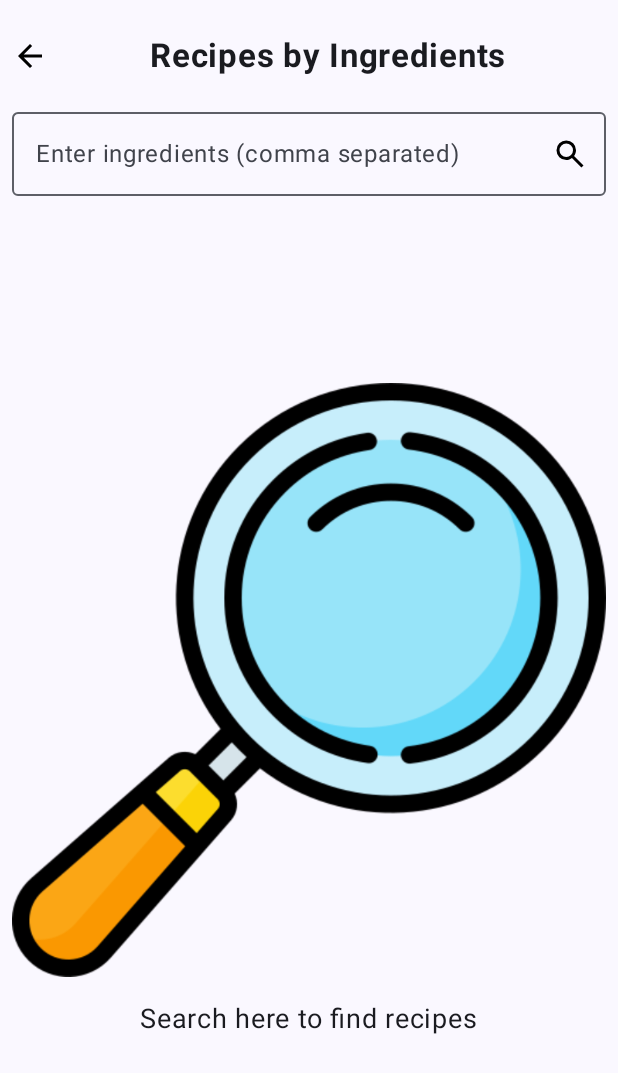
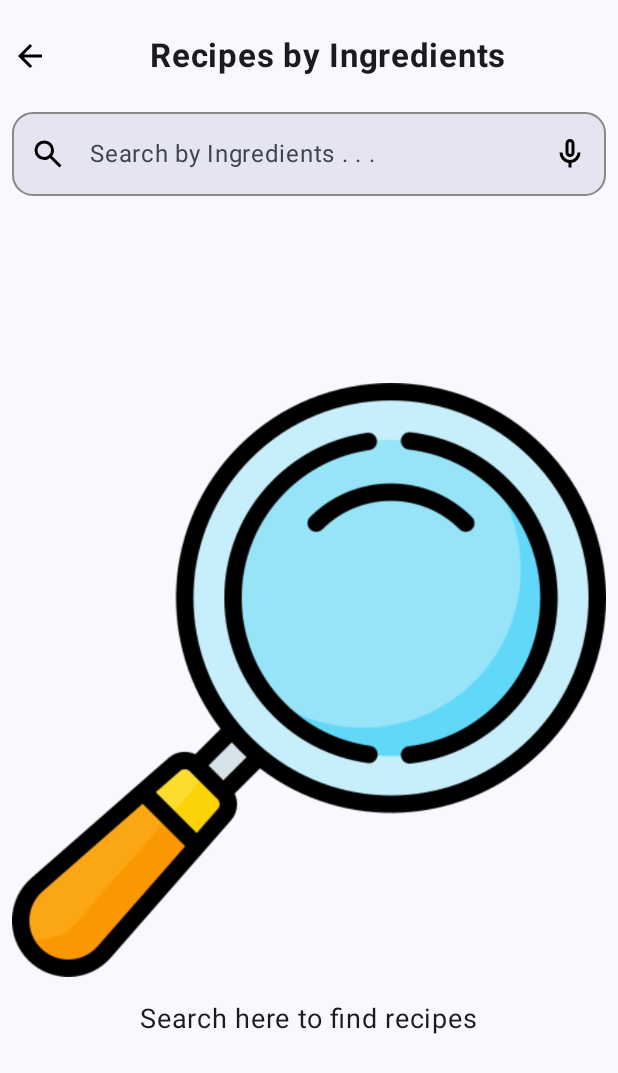
Before and after one commit to Satyam50Singh/Smart-Meal-Planner, an Android app built with Jetpack Compose: the SearchByIngredientScreen screen opened through its navigation route, on a phone screen of 412 x 824 dp. Shown: the top 1073 px of the screen. Run offline under Robolectric (Android 15) with nearby library versions, the phone set to English and light mode, and no system bars; our stand-ins replace Dagger/Hilt's generated code, Room's generated code, accompanist; network calls fail; pictures from the network do not load.

Commit message:
Some UI Improvements.

```diff
--- a/app/src/main/java/com/satya/smartmealplanner/presentation/navigation/AppNavGraph.kt
+++ b/app/src/main/java/com/satya/smartmealplanner/presentation/navigation/AppNavGraph.kt
@@ -8,8 +8,8 @@ import androidx.navigation.NavHostController
 import androidx.navigation.compose.NavHost
 import androidx.navigation.compose.composable
 import com.satya.smartmealplanner.ui.home.DashboardScreen
-import com.satya.smartmealplanner.ui.findByIngredients.FindByIngredientScreen
-import com.satya.smartmealplanner.ui.findByIngredients.RecipeDetailScreen
+import com.satya.smartmealplanner.ui.findByIngredients.SearchByIngredientScreen
+import com.satya.smartmealplanner.ui.recipeDetailsById.RecipeDetailScreen
 import com.satya.smartmealplanner.ui.searchByCuisine.SearchByCuisineScreen
 import com.satya.smartmealplanner.ui.searchByNutrients.SearchByNutrientsScreen
 
@@ -29,7 +29,7 @@ fun AppNavGraph(
         }
 
         composable(Screen.FindByIngredient.route) {
-            FindByIngredientScreen(navController)
+            SearchByIngredientScreen(navController)
         }
 
         composable(Screen.RecipeDetailById.route) { backStackEntry ->
--- a/app/src/main/java/com/satya/smartmealplanner/ui/findByIngredients/FindByIngredientScreen.kt
+++ b/app/src/main/java/com/satya/smartmealplanner/ui/findByIngredients/SearchByIngredientScreen.kt
@@ -1,6 +1,5 @@
 package com.satya.smartmealplanner.ui.findByIngredients
 
-import android.widget.Toast
 import androidx.compose.foundation.Image
 import androidx.compose.foundation.clickable
 import androidx.compose.foundation.layout.Box
@@ -14,7 +13,10 @@ import androidx.compose.foundation.layout.padding
 import androidx.compose.foundation.lazy.staggeredgrid.LazyVerticalStaggeredGrid
 import androidx.compose.foundation.lazy.staggeredgrid.StaggeredGridCells
 import androidx.compose.foundation.lazy.staggeredgrid.items
+import androidx.compose.foundation.shape.RoundedCornerShape
+import androidx.compose.material3.MaterialTheme
 import androidx.compose.material3.OutlinedTextField
+import androidx.compose.material3.OutlinedTextFieldDefaults
 import androidx.compose.material3.Text
 import androidx.compose.runtime.Composable
 import androidx.compose.runtime.getValue
@@ -23,7 +25,10 @@ import androidx.compose.runtime.remember
 import androidx.compose.runtime.setValue
 import androidx.compose.ui.Alignment
 import androidx.compose.ui.Modifier
+import androidx.compose.ui.graphics.Color
+import androidx.compose.ui.input.pointer.pointerInput
 import androidx.compose.ui.platform.LocalContext
+import androidx.compose.ui.platform.LocalFocusManager
 import androidx.compose.ui.res.painterResource
 import androidx.compose.ui.text.font.FontWeight
 import androidx.compose.ui.text.style.TextAlign
@@ -33,12 +38,13 @@ import androidx.hilt.navigation.compose.hiltViewModel
 import androidx.navigation.NavController
 import com.satya.smartmealplanner.R
 import com.satya.smartmealplanner.presentation.search.RecipeViewModel
-import com.satya.smartmealplanner.ui.findByIngredients.components.RecipeCard
+import com.satya.smartmealplanner.ui.recipeDetailsById.components.RecipeCard
 import com.satya.smartmealplanner.ui.utils.CircularLoader
 import com.satya.smartmealplanner.ui.utils.ErrorContainer
+import com.satya.smartmealplanner.utils.UIHelpers
 
 @Composable
-fun FindByIngredientScreen(
+fun SearchByIngredientScreen(
     navController: NavController,
     viewModel: RecipeViewModel = hiltViewModel()
 ) {
@@ -48,7 +54,13 @@ fun FindByIngredientScreen(
 
     val context = LocalContext.current
 
-    Column(modifier = Modifier.padding(8.dp)) {
+    val focusManager = LocalFocusManager.current
+
+    Column(modifier = Modifier
+        .padding(8.dp)
+        .pointerInput(Unit) {
+            focusManager.clearFocus()
+        }) {
 
         Row(
             verticalAlignment = Alignment.CenterVertically
@@ -78,26 +90,45 @@ fun FindByIngredientScreen(
                 input = it
                 if (it.isEmpty()) {
                     viewModel.clearRecipes()
+                } else if (it.length >= 3) {
+                    viewModel.findByIngredients(it)
                 }
             },
-            label = { Text("Enter ingredients (comma separated)") },
-            trailingIcon = {
+            shape = RoundedCornerShape(14.dp),
+            colors = OutlinedTextFieldDefaults.colors(
+                focusedBorderColor = MaterialTheme.colorScheme.primary,
+                unfocusedBorderColor = Color.Gray,
+                cursorColor = MaterialTheme.colorScheme.primary,
+                focusedLabelColor = MaterialTheme.colorScheme.primary,
+                focusedContainerColor = MaterialTheme.colorScheme.primary.copy(alpha = 0.1f),  // replaces containerColor
+                unfocusedContainerColor = MaterialTheme.colorScheme.primary.copy(alpha = 0.1f)
+            ),
+            label = { Text("Search by Ingredients . . .") },
+            leadingIcon = {
                 Image(
                     painter = painterResource(R.drawable.outline_search),
-                    contentDescription = null,
-                    modifier = Modifier.clickable(
-                        onClick = {
-                            if (input.isNotEmpty()) {
-                                viewModel.findByIngredients(input)
-                            } else {
-                                Toast.makeText(
-                                    context,
-                                    "Please enter ingredients",
-                                    Toast.LENGTH_SHORT
-                                ).show()
-                            }
+                    contentDescription = null
+                )
+            },
+            trailingIcon = {
+                if (input.isNotEmpty()) {
+                    Image(
+                        painter = painterResource(R.drawable.outline_close),
+                        contentDescription = null,
+                        modifier = Modifier.clickable {
+                            input = ""
+                            viewModel.clearRecipes()
                         }
-                    ))
+                    )
+                } else {
+                    Image(
+                        painter = painterResource(R.drawable.outline_mic),
+                        contentDescription = null,
+                        modifier = Modifier.clickable {
+                            UIHelpers.customToast(context, "Coming Soon")
+                        }
+                    )
+                }
             }
         )
 
@@ -136,10 +167,8 @@ fun FindByIngredientScreen(
                 LazyVerticalStaggeredGrid(
                     columns = StaggeredGridCells.Fixed(2),
                     content = {
-                        uiState.isSuccess?.let { recipes ->
-                            items(recipes) { recipe ->
-                                RecipeCard(recipe, navController)
-                            }
+                        items(uiState.isSuccess) { recipe ->
+                            RecipeCard(recipe, navController)
                         }
                     }
                 )
--- a/app/src/main/java/com/satya/smartmealplanner/ui/home/DashboardScreen.kt
+++ b/app/src/main/java/com/satya/smartmealplanner/ui/home/DashboardScreen.kt
@@ -34,7 +34,7 @@ fun DashboardScreen(
 
     LaunchedEffect(Unit) {
         if (!preserveState) {
-             viewModel.fetchRecipesByQuery("", true, false)
+            viewModel.fetchRecipesByQuery("", true, false)
             viewModel.getRandomRecipes(false)
             viewModel.getRandomTrivia(false)
             viewModel.getRandomJoke(false)
--- a/app/src/main/java/com/satya/smartmealplanner/ui/home/DashboardScreenUI.kt
+++ b/app/src/main/java/com/satya/smartmealplanner/ui/home/DashboardScreenUI.kt
@@ -46,6 +46,7 @@ import androidx.compose.ui.input.pointer.pointerInput
 import androidx.compose.ui.layout.ContentScale
 import androidx.compose.ui.platform.LocalContext
 import androidx.compose.ui.platform.LocalFocusManager
+import androidx.compose.ui.res.painterResource
 import androidx.compose.ui.text.font.FontFamily
 import androidx.compose.ui.text.font.FontWeight
 import androidx.compose.ui.text.style.TextAlign
@@ -56,6 +57,7 @@ import androidx.navigation.NavController
 import coil.compose.rememberAsyncImagePainter
 import com.google.accompanist.swiperefresh.SwipeRefresh
 import com.google.accompanist.swiperefresh.rememberSwipeRefreshState
+import com.satya.smartmealplanner.R
 import com.satya.smartmealplanner.data.model.dashboard.DashboardCategory
 import com.satya.smartmealplanner.data.model.dashboard.FoodTrivia
 import com.satya.smartmealplanner.data.model.dashboard.RandomJoke
@@ -68,6 +70,7 @@ import com.satya.smartmealplanner.ui.home.components.DietSwitchWithIcon
 import com.satya.smartmealplanner.ui.home.components.FactCard
 import com.satya.smartmealplanner.ui.home.components.HorizontalPagerWithIndicators
 import com.satya.smartmealplanner.ui.utils.CircularLoader
+import com.satya.smartmealplanner.utils.UIHelpers
 import kotlinx.coroutines.delay
 
 @Composable
@@ -164,7 +167,7 @@ fun DashboardScreenUI(
                         label = { Text("Search recipes...") },
                         modifier = Modifier
                             .weight(1f),
-                        shape = RoundedCornerShape(16.dp),
+                        shape = RoundedCornerShape(14.dp),
                         colors = OutlinedTextFieldDefaults.colors(
                             focusedBorderColor = MaterialTheme.colorScheme.primary,
                             unfocusedBorderColor = Color.Gray,
@@ -175,6 +178,25 @@ fun DashboardScreenUI(
                         ),
                         leadingIcon = {
                             Icon(imageVector = Icons.Default.Search, contentDescription = null)
+                        },
+                        trailingIcon = {
+                            if (searchQuery.isNotEmpty()) {
+                                Image(
+                                    painter = painterResource(R.drawable.outline_close),
+                                    contentDescription = null,
+                                    modifier = Modifier.clickable {
+                                        searchQuery = ""
+                                    }
+                                )
+                            } else {
+                                Image(
+                                    painter = painterResource(R.drawable.outline_mic),
+                                    contentDescription = null,
+                                    modifier = Modifier.clickable {
+                                        UIHelpers.customToast(context, "Coming Soon")
+                                    }
+                                )
+                            }
                         },
                         singleLine = true
                     )
--- a/app/src/main/java/com/satya/smartmealplanner/ui/findByIngredients/RecipeDetailScreen.kt
+++ b/app/src/main/java/com/satya/smartmealplanner/ui/recipeDetailsById/RecipeDetailScreen.kt
@@ -1,4 +1,4 @@
-package com.satya.smartmealplanner.ui.findByIngredients
+package com.satya.smartmealplanner.ui.recipeDetailsById
 
 import androidx.compose.foundation.Image
 import androidx.compose.foundation.clickable
@@ -20,7 +20,7 @@ import androidx.hilt.navigation.compose.hiltViewModel
 import androidx.navigation.NavHostController
 import com.satya.smartmealplanner.R
 import com.satya.smartmealplanner.presentation.search.RecipeViewModel
-import com.satya.smartmealplanner.ui.findByIngredients.components.RecipeDetailCard
+import com.satya.smartmealplanner.ui.recipeDetailsById.components.RecipeDetailCard
 import com.satya.smartmealplanner.ui.utils.CircularLoader
 import com.satya.smartmealplanner.ui.utils.ErrorContainer
 
--- a/app/src/main/java/com/satya/smartmealplanner/ui/findByIngredients/components/RecipeCard.kt
+++ b/app/src/main/java/com/satya/smartmealplanner/ui/recipeDetailsById/components/RecipeCard.kt
@@ -1,4 +1,4 @@
-package com.satya.smartmealplanner.ui.findByIngredients.components
+package com.satya.smartmealplanner.ui.recipeDetailsById.components
 
 import androidx.compose.foundation.Image
 import androidx.compose.foundation.layout.Column
--- /dev/null
+++ b/app/src/main/res/drawable-night/outline_close.xml
@@ -0,0 +1,12 @@
+<vector xmlns:android="http://schemas.android.com/apk/res/android"
+    android:width="24dp"
+    android:height="24dp"
+    android:tint="@color/white"
+    android:viewportWidth="960"
+    android:viewportHeight="960">
+
+    <path
+        android:fillColor="@android:color/white"
+        android:pathData="M256,760L200,704L424,480L200,256L256,200L480,424L704,200L760,256L536,480L760,704L704,760L480,536L256,760Z" />
+
+</vector>
--- /dev/null
+++ b/app/src/main/res/drawable-night/outline_mic.xml
@@ -0,0 +1,12 @@
+<vector xmlns:android="http://schemas.android.com/apk/res/android"
+    android:width="24dp"
+    android:height="24dp"
+    android:tint="@color/white"
+    android:viewportWidth="960"
+    android:viewportHeight="960">
+
+    <path
+        android:fillColor="@android:color/white"
+        android:pathData="M480,560Q430,560 395,525Q360,490 360,440L360,200Q360,150 395,115Q430,80 480,80Q530,80 565,115Q600,150 600,200L600,440Q600,490 565,525Q530,560 480,560ZM480,320Q480,320 480,320Q480,320 480,320L480,320Q480,320 480,320Q480,320 480,320Q480,320 480,320Q480,320 480,320L480,320Q480,320 480,320Q480,320 480,320ZM440,840L440,717Q336,703 268,624Q200,545 200,440L280,440Q280,523 338.5,581.5Q397,640 480,640Q563,640 621.5,581.5Q680,523 680,440L760,440Q760,545 692,624Q624,703 520,717L520,840L440,840ZM480,480Q497,480 508.5,468.5Q520,457 520,440L520,200Q520,183 508.5,171.5Q497,160 480,160Q463,160 451.5,171.5Q440,183 440,200L440,440Q440,457 451.5,468.5Q463,480 480,480Z" />
+
+</vector>
--- /dev/null
+++ b/app/src/main/res/drawable/outline_close.xml
@@ -0,0 +1,5 @@
+<vector xmlns:android="http://schemas.android.com/apk/res/android" android:height="24dp" android:tint="#000000" android:viewportHeight="960" android:viewportWidth="960" android:width="24dp">
+
+    <path android:fillColor="@android:color/white" android:pathData="M256,760L200,704L424,480L200,256L256,200L480,424L704,200L760,256L536,480L760,704L704,760L480,536L256,760Z"/>
+
+</vector>
--- /dev/null
+++ b/app/src/main/res/drawable/outline_mic.xml
@@ -0,0 +1,5 @@
+<vector xmlns:android="http://schemas.android.com/apk/res/android" android:height="24dp" android:tint="#000000" android:viewportHeight="960" android:viewportWidth="960" android:width="24dp">
+
+    <path android:fillColor="@android:color/white" android:pathData="M480,560Q430,560 395,525Q360,490 360,440L360,200Q360,150 395,115Q430,80 480,80Q530,80 565,115Q600,150 600,200L600,440Q600,490 565,525Q530,560 480,560ZM480,320Q480,320 480,320Q480,320 480,320L480,320Q480,320 480,320Q480,320 480,320Q480,320 480,320Q480,320 480,320L480,320Q480,320 480,320Q480,320 480,320ZM440,840L440,717Q336,703 268,624Q200,545 200,440L280,440Q280,523 338.5,581.5Q397,640 480,640Q563,640 621.5,581.5Q680,523 680,440L760,440Q760,545 692,624Q624,703 520,717L520,840L440,840ZM480,480Q497,480 508.5,468.5Q520,457 520,440L520,200Q520,183 508.5,171.5Q497,160 480,160Q463,160 451.5,171.5Q440,183 440,200L440,440Q440,457 451.5,468.5Q463,480 480,480Z"/>
+
+</vector>
```
Also changed, not shown: app/src/main/java/com/satya/smartmealplanner/ui/recipeDetailsById/components/RecipeDetailCard.kt (renamed from app/src/main/java/com/satya/smartmealplanner/ui/findByIngredients/components/RecipeDetailCard.kt, +5 -5 lines).
